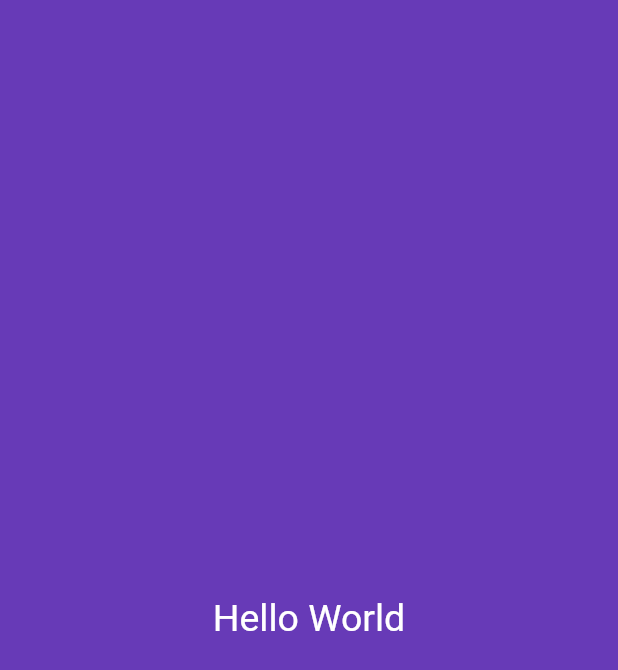
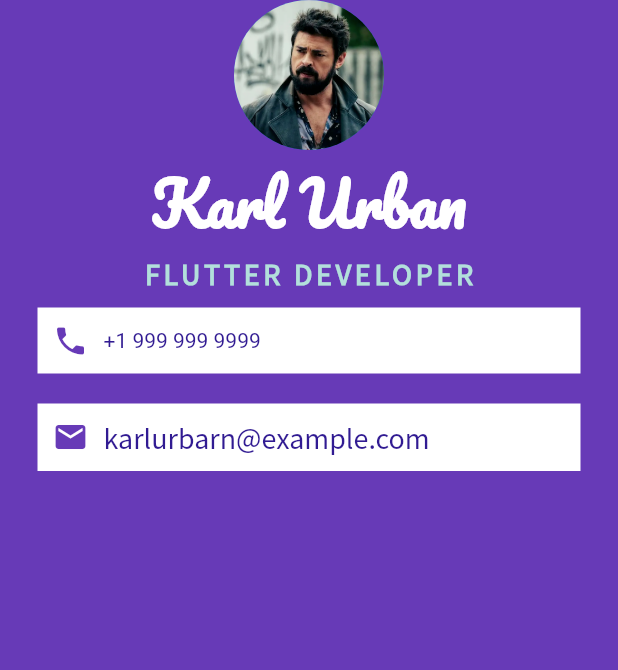
Before and after one commit to wahidmaruf/flutter_business_card, a Flutter app: the screen it shows after launch, on a phone screen of 412 x 824 dp. Shown: the top 670 px of the screen. Run offline on Flutter 3.47's test engine with Material 2 defaults, Android fonts, the phone set to English and light mode, and no system bars.

Commit message:
Add image avatar, name, phone and email label

```diff
--- a/lib/main.dart
+++ b/lib/main.dart
@@ -9,16 +9,67 @@ class MyApp extends StatelessWidget {
 
   @override
   Widget build(BuildContext context) {
-    return const MaterialApp(
+    return MaterialApp(
       home: Scaffold(
         backgroundColor: Colors.deepPurple,
-        body: Center(
-          child: Text(
-            "Hello World",
-            style: TextStyle(
-              color: Colors.white,
-              fontSize: 25
-            ),
+        body: SafeArea(
+          child: Column(
+            children: [
+              const CircleAvatar(
+                radius: 50.0,
+                backgroundImage: AssetImage('images/karl.jpg'),
+              ),
+              const Text('Karl Urban',
+                  style: TextStyle(
+                      fontFamily: 'Pacifico',
+                      fontSize: 40.0,
+                      color: Colors.white,
+                      fontWeight: FontWeight.bold)),
+              Text(
+                'FLUTTER DEVELOPER',
+                style: TextStyle(
+                    fontFamily: 'SourceSansPro',
+                    color: Colors.teal.shade100,
+                    fontSize: 20.0,
+                    letterSpacing: 2.5,
+                    fontWeight: FontWeight.bold),
+              ),
+              Container(
+                color: Colors.white,
+                padding: const EdgeInsets.all(10),
+                margin: const EdgeInsets.symmetric(vertical: 10.0, horizontal: 25.0),
+                child: Row(
+                  children: [
+                    const Icon(Icons.phone, color: Colors.deepPurple),
+                    const SizedBox(width: 10.0),
+                    Text('+1 999 999 9999',
+                      style: TextStyle(
+                        color: Colors.deepPurple.shade900
+                      ),
+                    )
+                  ],
+                ),
+              ),
+              Container(
+                color: Colors.white,
+                padding: const EdgeInsets.all(10.0),
+                margin: const EdgeInsets.symmetric(vertical: 10.0, horizontal: 25.0),
+                child: Row(
+                  children: [
+                    const Icon(Icons.email, color: Colors.deepPurple,),
+                    const SizedBox(width: 10.0),
+                    Text(
+                      'karlurbarn@example.com',
+                      style: TextStyle(
+                        fontSize: 20.0,
+                        color: Colors.deepPurple.shade900,
+                        fontFamily: 'SourceSansPro'
+                      ),
+                    )
+                  ],
+                ),
+              )
+            ],
           ),
         ),
       ),
```
Also changed, not shown: images/alexandra.jpg (deleted), images/karl.jpg (added).
